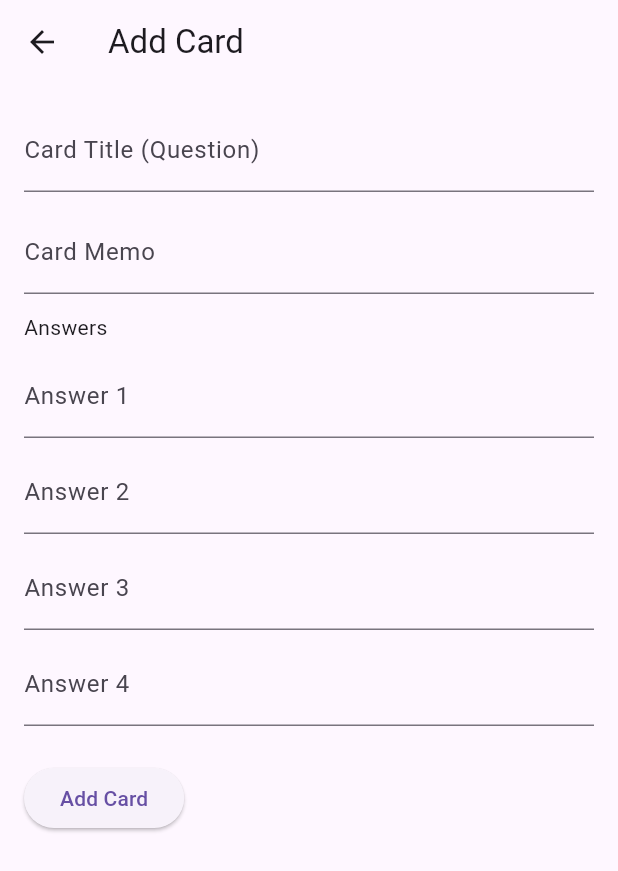
After one commit to Zittta/ITDS283_Group16_Project, a Flutter app: the AddEditCard screen opened by its route, on a phone screen of 412 x 824 dp. The commit adds this screen. Shown: the top 871 px of the screen. Run offline on Flutter 3.47's test engine with Material 3 defaults, Android fonts, the phone set to English and light mode, and no system bars.

Commit message:
extract add&edit to be page

```diff
--- a/lib/main.dart
+++ b/lib/main.dart
@@ -4,6 +4,7 @@ import 'pages/folders.dart';
 import 'pages/card_set.dart';
 import 'pages/quiz.dart';
 import 'pages/setting.dart';
+import 'pages/add_edit_card.dart';
 import 'theme/theme_provider.dart';
 
 
@@ -30,6 +31,7 @@ class MyApp extends StatelessWidget {
               '/cardset': (context) => CardSet(),
               '/quiz': (context) => Quiz(),
               '/setting': (context) => Setting(),
+              '/add_card': (context) => AddEditCard(),
             },
           );
         },
--- /dev/null
+++ b/lib/pages/add_edit_card.dart
@@ -0,0 +1,109 @@
+import 'package:flutter/material.dart';
+
+class AddEditCard extends StatefulWidget {
+  final int? index; // To identify if we're editing
+  final Map<String, dynamic>? cardData; // To pass the card data for editing
+
+  const AddEditCard({
+    super.key,
+    this.index,
+    this.cardData,
+  });
+
+  @override
+  _AddEditCardState createState() => _AddEditCardState();
+}
+
+class _AddEditCardState extends State<AddEditCard> {
+  late TextEditingController _titleController;
+  late TextEditingController _memoController;
+  late List<TextEditingController> _answerControllers;
+
+  @override
+  void initState() {
+    super.initState();
+
+    // Initialize the controllers
+    _titleController = TextEditingController(
+      text: widget.cardData != null ? widget.cardData!['title'] : '',
+    );
+    _memoController = TextEditingController(
+      text: widget.cardData != null ? widget.cardData!['memo'] : '',
+    );
+    _answerControllers = List.generate(
+      4,
+      (i) => TextEditingController(
+        text: widget.cardData != null && widget.cardData!['answers'] != null
+            ? widget.cardData!['answers'][i]
+            : '',
+      ),
+    );
+  }
+
+  @override
+  void dispose() {
+    _titleController.dispose();
+    _memoController.dispose();
+    for (var controller in _answerControllers) {
+      controller.dispose();
+    }
+    super.dispose();
+  }
+
+  void _saveCard() {
+    final title = _titleController.text.trim();
+    final memo = _memoController.text.trim();
+    final answers = _answerControllers.map((c) => c.text.trim()).toList();
+
+    // Ensure that title and answers are not empty
+    if (title.isEmpty || answers.any((a) => a.isEmpty)) return;
+
+    final cardData = {
+      'title': title,
+      'memo': memo,
+      'answers': answers,
+    };
+
+    Navigator.pop(context, cardData); // Pass the data back to the previous screen
+  }
+
+  @override
+  Widget build(BuildContext context) {
+    return Scaffold(
+      appBar: AppBar(title: Text(widget.index == null ? 'Add Card' : 'Edit Card')),
+      body: Padding(
+        padding: const EdgeInsets.all(16),
+        child: Column(
+          crossAxisAlignment: CrossAxisAlignment.start,
+          children: [
+            TextField(
+              controller: _titleController,
+              decoration: const InputDecoration(labelText: 'Card Title (Question)'),
+            ),
+            const SizedBox(height: 12),
+            TextField(
+              controller: _memoController,
+              decoration: const InputDecoration(labelText: 'Card Memo'),
+            ),
+            const SizedBox(height: 12),
+            const Text("Answers"),
+            const SizedBox(height: 8),
+            for (int i = 0; i < 4; i++)
+              Padding(
+                padding: const EdgeInsets.only(bottom: 8),
+                child: TextField(
+                  controller: _answerControllers[i],
+                  decoration: InputDecoration(labelText: 'Answer ${i + 1}'),
+                ),
+              ),
+            const SizedBox(height: 16),
+            ElevatedButton(
+              onPressed: _saveCard,
+              child: Text(widget.index == null ? 'Add Card' : 'Save Changes'),
+            ),
+          ],
+        ),
+      ),
+    );
+  }
+}
```
Also changed, not shown: lib/pages/card_set.dart (+35 -69 lines).
